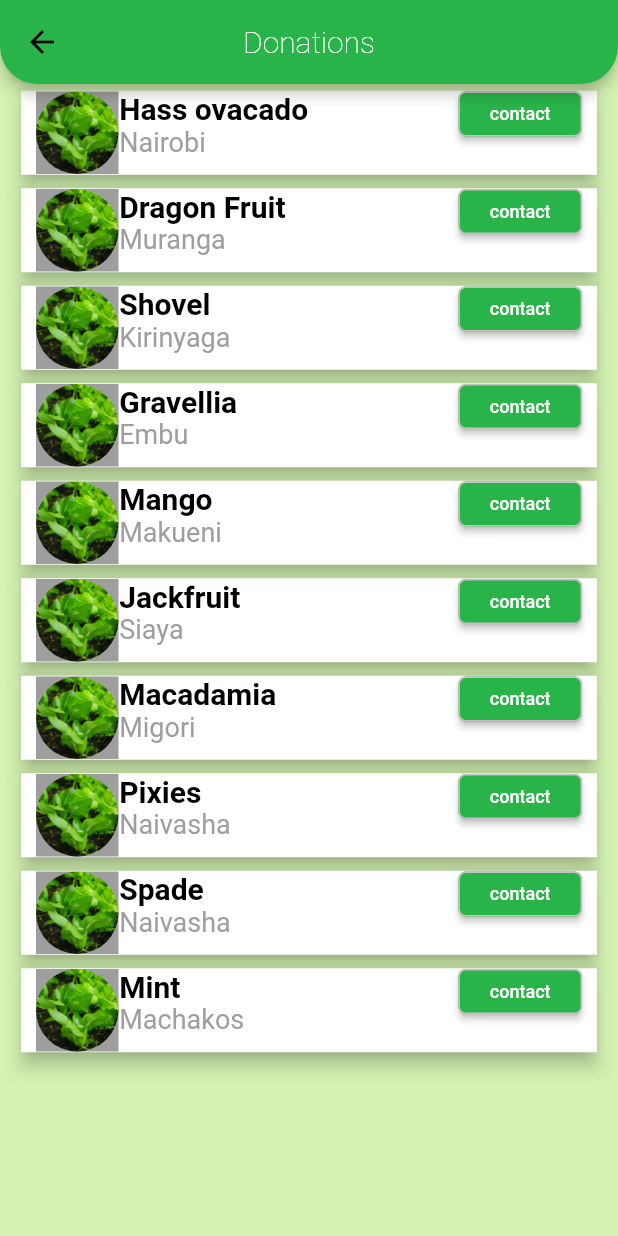
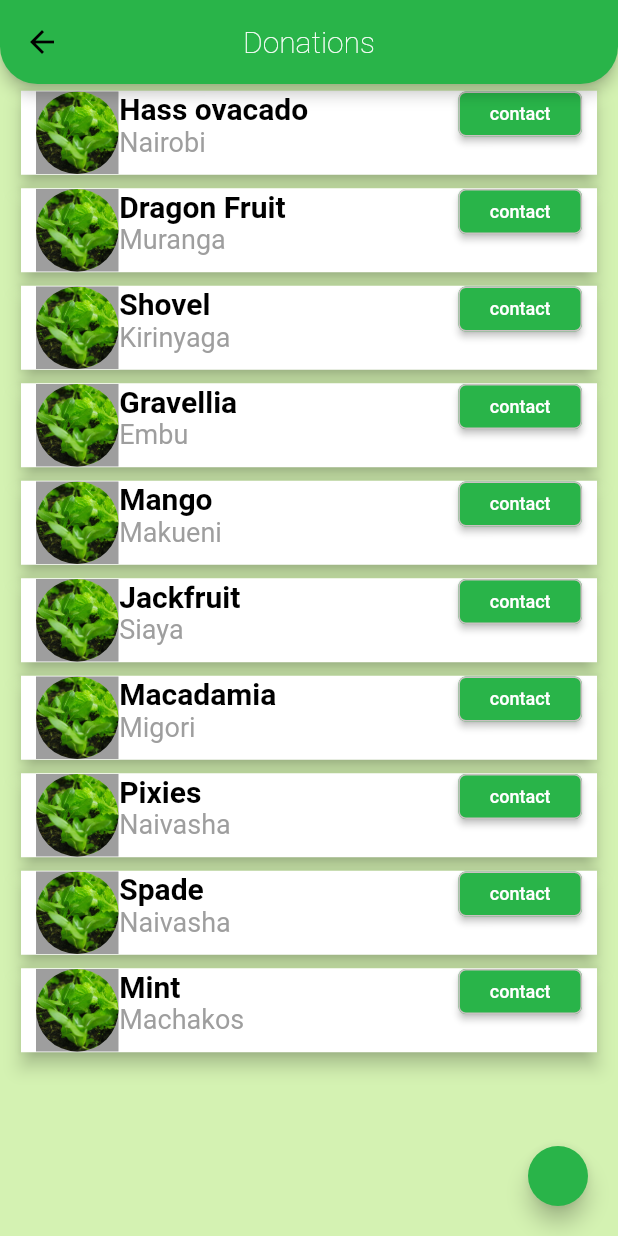
Before and after one commit to Hellen-Obwaya/betagric, a Flutter app: the Donations screen opened directly, on a phone screen of 412 x 824 dp. Run offline on Flutter 3.47's test engine with Material 2 defaults, Android fonts, the light colour scheme and no system bars; our stand-ins replace firebase_core, flutter_smart_dialog, get; missing offline and left inert: dart:html; accounts and stored records are empty; network calls fail.

Commit message:
updated donations

```diff
--- a/lib/screens/donations.dart
+++ b/lib/screens/donations.dart
@@ -128,6 +128,12 @@ class Donations extends StatelessWidget {
           ),
         ),
       ),
+      floatingActionButton: FloatingActionButton.small(
+        onPressed: () {
+          Get.to(() => Donate());
+        },
+        backgroundColor: Color.fromARGB(255, 41, 180, 73),
+      ),
     );
   }
 }
```
